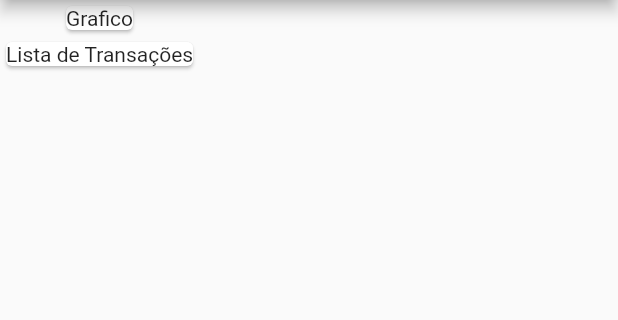
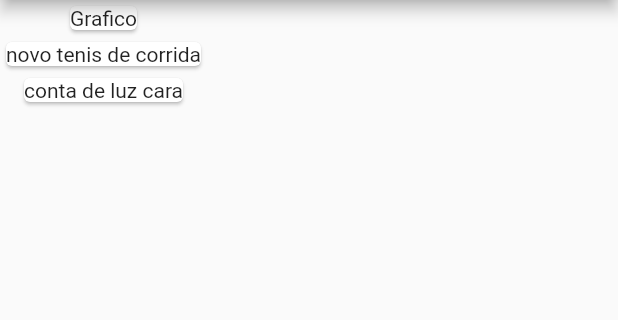
Before and after one commit to burghausen8/DespesasPessoais, a Flutter app: the screen it shows after launch, on a phone screen of 412 x 824 dp, the part 84-404 px from its top. Run offline on Flutter 3.47's test engine with Material 2 defaults, Android fonts, the phone set to English and light mode, and no system bars.

Commit message:
feat: create map to transaction titles

```diff
--- a/lib/main.dart
+++ b/lib/main.dart
@@ -32,11 +32,15 @@ class MyHomePage extends StatelessWidget {
         ),
         body: Column(
           children: [
-            Card(
-              child: Text('Grafico'),
+            Container(
+              child: Card(child: Text('Grafico')),
             ),
-            Card(
-              child: Text('Lista de Transações'),
+            Column(
+              children: _transactions.map((tr) {
+                return Card(
+                  child: Text(tr.title),
+                );
+              }).toList(),
             )
           ],
         ));
```
